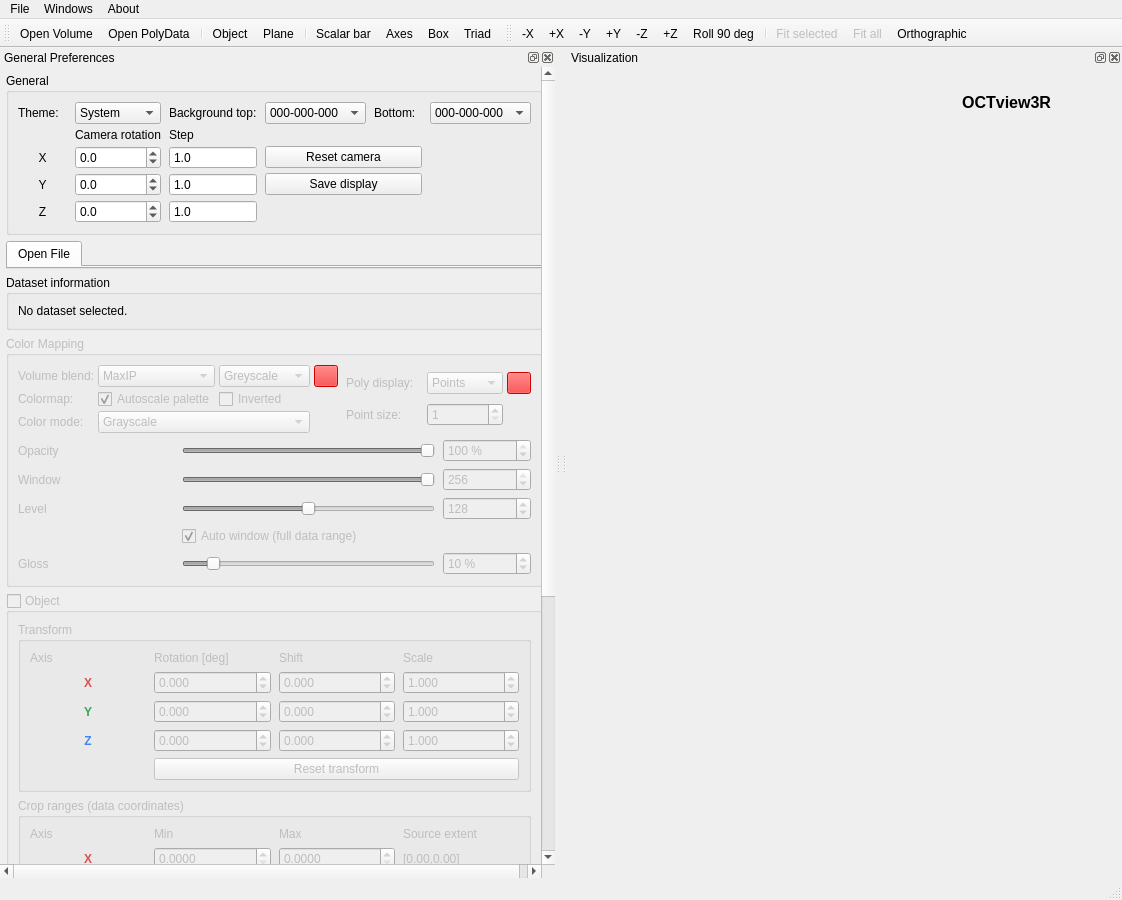
This is OCTview3R/OCTview3R.ui in janlazer/UKE-OCTview3R as Qt 5 draws it before an edit. The edited form follows.
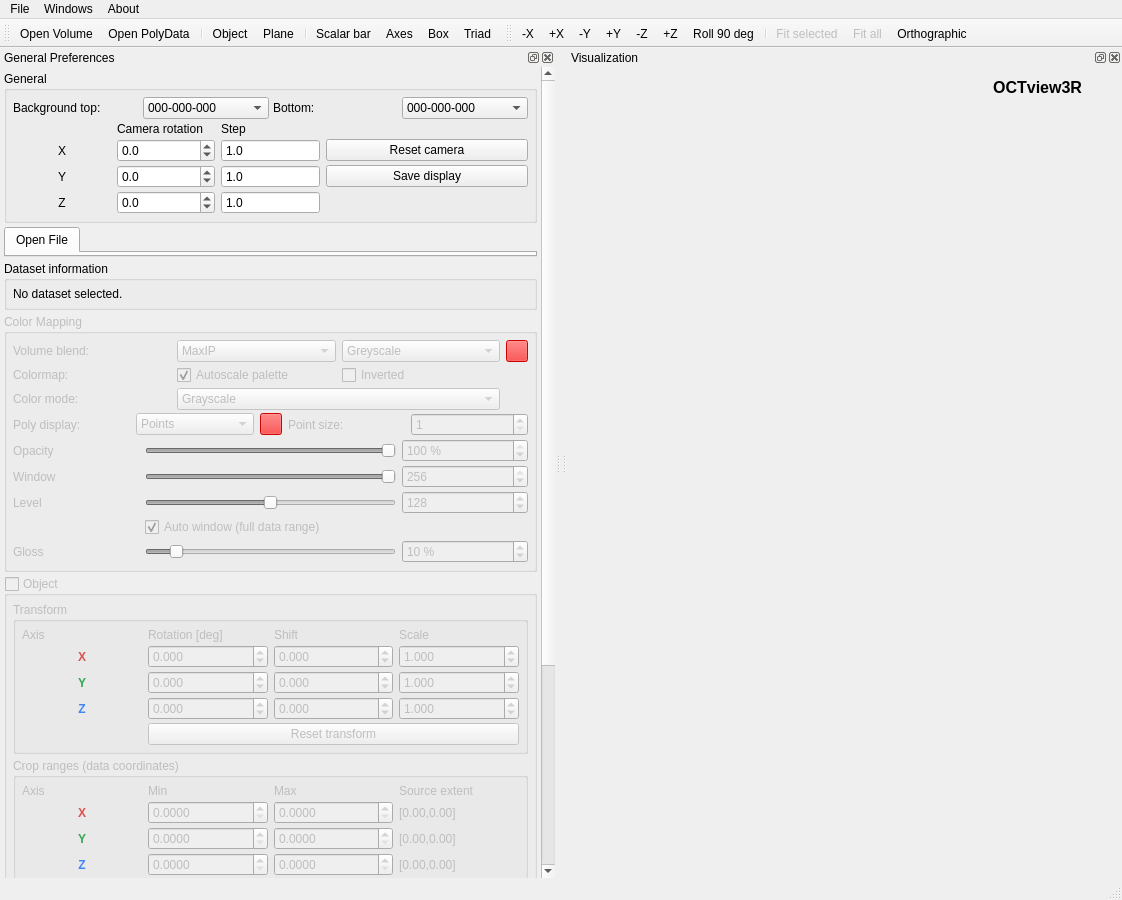
This is the edited form. Icons and pictures are not drawn. Custom widgets are drawn as their Qt base class.

The edit to the form file:
```diff
--- a/OCTview3R/OCTview3R.ui
+++ b/OCTview3R/OCTview3R.ui
@@ -10,12 +10,7 @@
     <height>900</height>
    </rect>
   </property>
-  <property name="minimumSize">
-   <size>
-    <width>1000</width>
-    <height>750</height>
-   </size>
-  </property>
+  <property name="minimumSize"><size><width>960</width><height>640</height></size></property>
   <property name="windowTitle">
    <string>OCTview3R</string>
   </property>
@@ -36,12 +31,7 @@
    <property name="windowTitle">
     <string>Main</string>
    </property>
-   <property name="iconSize">
-    <size>
-     <width>22</width>
-     <height>22</height>
-    </size>
-   </property>
+   <property name="iconSize"><size><width>20</width><height>20</height></size></property>
    <attribute name="toolBarArea">
     <enum>TopToolBarArea</enum>
    </attribute>
@@ -83,14 +73,10 @@
    <addaction name="actionFitSelected"/>
    <addaction name="actionFitAll"/>
    <addaction name="actionParallelProjection"/>
+   <property name="iconSize"><size><width>20</width><height>20</height></size></property>
   </widget>
   <widget class="QDockWidget" name="dockWidget_preferences">
-   <property name="minimumSize">
-    <size>
-     <width>540</width>
-     <height>400</height>
-    </size>
-   </property>
+   <property name="minimumSize"><size><width>460</width><height>300</height></size></property>
    <property name="maximumSize">
     <size>
      <width>700</width>
@@ -126,76 +112,39 @@
       </rect>
      </property>
      <layout class="QVBoxLayout" name="verticalLayout">
-      <property name="spacing">
-       <number>6</number>
-      </property>
-      <property name="leftMargin">
-       <number>6</number>
-      </property>
-      <property name="topMargin">
-       <number>6</number>
-      </property>
-      <property name="rightMargin">
-       <number>6</number>
-      </property>
-      <property name="bottomMargin">
-       <number>6</number>
-      </property>
+      <property name="spacing"><number>4</number></property>
+      <property name="leftMargin"><number>4</number></property>
+      <property name="topMargin"><number>4</number></property>
+      <property name="rightMargin"><number>4</number></property>
+      <property name="bottomMargin"><number>4</number></property>
       <item>
        <widget class="QGroupBox" name="groupBox_general">
-        <property name="minimumSize">
-         <size>
-          <width>0</width>
-          <height>150</height>
-         </size>
-        </property>
+        <property name="minimumSize"><size><width>0</width><height>0</height></size></property>
         <property name="title">
          <string>General</string>
         </property>
         <layout class="QGridLayout" name="generalGridLayout">
-         <property name="horizontalSpacing">
-          <number>8</number>
-         </property>
-         <property name="verticalSpacing">
-          <number>4</number>
-         </property>
-         <item row="0" column="0">
-          <widget class="QLabel" name="themeLabel">
-           <property name="text">
-            <string>Theme:</string>
-           </property>
-          </widget>
-         </item>
-         <item row="0" column="1">
-          <widget class="QComboBox" name="themeComboBox">
-           <property name="toolTip">
-            <string>Choose the application color theme. The 3D background remains independent.</string>
-           </property>
+         <property name="horizontalSpacing"><number>6</number></property>
+         <property name="verticalSpacing"><number>3</number></property>
+         <property name="leftMargin"><number>6</number></property>
+         <property name="topMargin"><number>6</number></property>
+         <property name="rightMargin"><number>6</number></property>
+         <property name="bottomMargin"><number>6</number></property>
+         <item row="0" column="0" colspan="5">
+          <layout class="QHBoxLayout" name="backgroundLayout">
+           <property name="leftMargin"><number>0</number></property>
+           <property name="topMargin"><number>0</number></property>
+           <property name="rightMargin"><number>0</number></property>
+           <property name="bottomMargin"><number>0</number></property>
+           <property name="spacing"><number>4</number></property>
            <item>
-            <property name="text">
-             <string>System</string>
-            </property>
-           </item>
-           <item>
-            <property name="text">
-             <string>Light</string>
-            </property>
-           </item>
-           <item>
-            <property name="text">
-             <string>Dark</string>
-            </property>
-           </item>
-          </widget>
-         </item>
-         <item row="0" column="2">
           <widget class="QLabel" name="backgroundTopLabel">
            <property name="text">
             <string>Background top:</string>
            </property>
           </widget>
          </item>
-         <item row="0" column="3">
+           <item>
           <widget class="QComboBox" name="comboBox_background2">
            <item>
             <property name="text">
@@ -262,14 +211,14 @@
            </item>
           </widget>
          </item>
-         <item row="0" column="4">
+           <item>
           <widget class="QLabel" name="backgroundBottomLabel">
            <property name="text">
             <string>Bottom:</string>
            </property>
           </widget>
          </item>
-         <item row="0" column="5">
+           <item>
           <widget class="QComboBox" name="comboBox_background1">
            <item>
             <property name="text">
@@ -336,6 +285,8 @@
            </item>
           </widget>
          </item>
+          </layout>
+         </item>
          <item row="1" column="1">
           <widget class="QLabel" name="cameraRotationHeaderLabel">
            <property name="text">
@@ -495,18 +446,8 @@
       </item>
       <item>
        <widget class="QTabWidget" name="tabWidget">
-        <property name="minimumSize">
-         <size>
-          <width>0</width>
-          <height>28</height>
-         </size>
-        </property>
-        <property name="maximumSize">
-         <size>
-          <width>16777215</width>
-          <height>28</height>
-         </size>
-        </property>
+        <property name="minimumSize"><size><width>0</width><height>26</height></size></property>
+        <property name="maximumSize"><size><width>16777215</width><height>16777215</height></size></property>
         <property name="tabsClosable">
          <bool>false</bool>
         </property>
@@ -516,6 +457,7 @@
         <property name="usesScrollButtons">
          <bool>true</bool>
         </property>
+   <property name="sizePolicy"><sizepolicy hsizetype="Expanding" vsizetype="Fixed"><horstretch>0</horstretch><verstretch>0</verstretch></sizepolicy></property>
         <widget class="QWidget" name="tab0">
          <attribute name="title">
           <string>Open File</string>
@@ -529,6 +471,11 @@
          <string>Dataset information</string>
         </property>
         <layout class="QVBoxLayout" name="metadataLayout">
+         <property name="leftMargin"><number>6</number></property>
+         <property name="topMargin"><number>6</number></property>
+         <property name="rightMargin"><number>6</number></property>
+         <property name="bottomMargin"><number>6</number></property>
+         <property name="spacing"><number>4</number></property>
          <item>
           <widget class="QLabel" name="metadataLabel">
            <property name="text">
@@ -550,40 +497,26 @@
         <property name="enabled">
          <bool>false</bool>
         </property>
-        <property name="minimumSize">
-         <size>
-          <width>0</width>
-          <height>230</height>
-         </size>
-        </property>
+        <property name="minimumSize"><size><width>0</width><height>0</height></size></property>
         <property name="title">
          <string>Color Mapping</string>
         </property>
         <layout class="QGridLayout" name="colorMappingLayout">
-         <property name="horizontalSpacing">
-          <number>8</number>
-         </property>
-         <item row="0" column="0" colspan="2">
+         <property name="horizontalSpacing"><number>6</number></property>
+         <property name="leftMargin"><number>6</number></property>
+         <property name="topMargin"><number>6</number></property>
+         <property name="rightMargin"><number>6</number></property>
+         <property name="bottomMargin"><number>6</number></property>
+         <property name="verticalSpacing"><number>3</number></property>
+         <item row="0" column="0" colspan="4">
           <widget class="QWidget" name="widget_volume" native="true">
            <layout class="QGridLayout" name="volumeOptionsLayout">
-            <property name="leftMargin">
-             <number>0</number>
-            </property>
-            <property name="topMargin">
-             <number>0</number>
-            </property>
-            <property name="rightMargin">
-             <number>0</number>
-            </property>
-            <property name="bottomMargin">
-             <number>0</number>
-            </property>
-            <property name="horizontalSpacing">
-             <number>4</number>
-            </property>
-            <property name="verticalSpacing">
-             <number>2</number>
-            </property>
+            <property name="leftMargin"><number>0</number></property>
+            <property name="topMargin"><number>0</number></property>
+            <property name="rightMargin"><number>0</number></property>
+            <property name="bottomMargin"><number>0</number></property>
+            <property name="horizontalSpacing"><number>6</number></property>
+            <property name="verticalSpacing"><number>3</number></property>
             <item row="0" column="0">
              <widget class="QLabel" name="volumeBlendLabel">
               <property name="text">
@@ -671,21 +604,9 @@
             </item>
             <item row="0" column="3">
              <widget class="QPushButton" name="pushButton_pickVolumeColor">
-              <property name="minimumSize">
-               <size>
-                <width>24</width>
-                <height>22</height>
-               </size>
-              </property>
-              <property name="maximumSize">
-               <size>
-                <width>24</width>
-                <height>22</height>
-               </size>
-              </property>
-              <property name="styleSheet">
-               <string notr="true">background-color: #ff0000;</string>
-              </property>
+              <property name="minimumSize"><size><width>22</width><height>22</height></size></property>
+              <property name="maximumSize"><size><width>22</width><height>22</height></size></property>
+              <property name="styleSheet"><string notr="true">background-color: #ff0000; padding: 0; min-height: 18px;</string></property>
               <property name="text">
                <string/>
               </property>
@@ -742,27 +663,15 @@
            </layout>
           </widget>
          </item>
-         <item row="0" column="2" colspan="2">
+         <item row="1" column="0" colspan="4">
           <widget class="QWidget" name="widget_poly" native="true">
            <layout class="QGridLayout" name="polyOptionsLayout">
-            <property name="leftMargin">
-             <number>0</number>
-            </property>
-            <property name="topMargin">
-             <number>0</number>
-            </property>
-            <property name="rightMargin">
-             <number>0</number>
-            </property>
-            <property name="bottomMargin">
-             <number>0</number>
-            </property>
-            <property name="horizontalSpacing">
-             <number>4</number>
-            </property>
-            <property name="verticalSpacing">
-             <number>2</number>
-            </property>
+            <property name="leftMargin"><number>0</number></property>
+            <property name="topMargin"><number>0</number></property>
+            <property name="rightMargin"><number>0</number></property>
+            <property name="bottomMargin"><number>0</number></property>
+            <property name="horizontalSpacing"><number>6</number></property>
+            <property name="verticalSpacing"><number>3</number></property>
             <item row="0" column="0">
              <widget class="QLabel" name="polyModeLabel">
               <property name="text">
@@ -791,34 +700,22 @@
             </item>
             <item row="0" column="2">
              <widget class="QPushButton" name="pushButton_pickPolyColor">
-              <property name="minimumSize">
-               <size>
-                <width>24</width>
-                <height>22</height>
-               </size>
-              </property>
-              <property name="maximumSize">
-               <size>
-                <width>24</width>
-                <height>22</height>
-               </size>
-              </property>
-              <property name="styleSheet">
-               <string notr="true">background-color: #ff0000;</string>
-              </property>
+              <property name="minimumSize"><size><width>22</width><height>22</height></size></property>
+              <property name="maximumSize"><size><width>22</width><height>22</height></size></property>
+              <property name="styleSheet"><string notr="true">background-color: #ff0000; padding: 0; min-height: 18px;</string></property>
               <property name="text">
                <string/>
               </property>
              </widget>
             </item>
-            <item row="1" column="0">
+            <item row="0" column="3">
              <widget class="QLabel" name="pointSizeLabel">
               <property name="text">
                <string>Point size:</string>
               </property>
              </widget>
             </item>
-            <item row="1" column="1">
+            <item row="0" column="4">
              <widget class="QSpinBox" name="spinBox_pointSize">
               <property name="minimum">
                <number>1</number>
@@ -828,14 +725,14 @@
            </layout>
           </widget>
          </item>
-         <item row="1" column="0">
+         <item row="2" column="0">
           <widget class="QLabel" name="label_const_opacity_2">
            <property name="text">
             <string>Opacity</string>
            </property>
           </widget>
          </item>
-         <item row="1" column="1" colspan="2">
+         <item row="2" column="1" colspan="2">
           <widget class="QSlider" name="Slider_objectOpacity">
            <property name="maximum">
             <number>100</number>
@@ -848,7 +745,7 @@
            </property>
           </widget>
          </item>
-         <item row="1" column="3">
+         <item row="2" column="3">
           <widget class="QSpinBox" name="opacitySpinBox">
            <property name="maximum">
             <number>100</number>
@@ -861,7 +758,7 @@
            </property>
           </widget>
          </item>
-         <item row="4" column="1" colspan="3">
+         <item row="5" column="1" colspan="3">
           <widget class="QCheckBox" name="checkBox_autoWindow">
            <property name="toolTip">
             <string>Set Window/Level to the full dataset intensity range (neutral brightness and contrast). Manual Window/Level edits turn off only this option. With Autoscale palette enabled, Window/Level acts after palette normalization; thresholds do not change these values.</string>
@@ -874,14 +771,14 @@
            </property>
           </widget>
          </item>
-         <item row="2" column="0">
+         <item row="3" column="0">
           <widget class="QLabel" name="label_windowWidth">
            <property name="text">
             <string>Window</string>
            </property>
           </widget>
          </item>
-         <item row="2" column="1" colspan="2">
+         <item row="3" column="1" colspan="2">
           <widget class="QSlider" name="Slider_windowWidth">
            <property name="minimum">
             <number>1</number>
@@ -897,7 +794,7 @@
            </property>
           </widget>
          </item>
-         <item row="2" column="3">
+         <item row="3" column="3">
           <widget class="QSpinBox" name="windowWidthSpinBox">
            <property name="minimum">
             <number>1</number>
@@ -910,14 +807,14 @@
            </property>
           </widget>
          </item>
-         <item row="3" column="0">
+         <item row="4" column="0">
           <widget class="QLabel" name="label_windowLevel">
            <property name="text">
             <string>Level</string>
            </property>
           </widget>
          </item>
-         <item row="3" column="1" colspan="2">
+         <item row="4" column="1" colspan="2">
           <widget class="QSlider" name="Slider_windowLevel">
            <property name="maximum">
             <number>255</number>
@@ -930,7 +827,7 @@
            </property>
           </widget>
          </item>
-         <item row="3" column="3">
+         <item row="4" column="3">
           <widget class="QSpinBox" name="windowLevelSpinBox">
            <property name="maximum">
             <number>255</number>
@@ -940,7 +837,7 @@
            </property>
           </widget>
          </item>
-         <item row="5" column="0">
+         <item row="6" column="0">
           <widget class="QLabel" name="label_polyGloss">
            <property name="enabled">
             <bool>false</bool>
@@ -950,7 +847,7 @@
            </property>
           </widget>
          </item>
-         <item row="5" column="1" colspan="2">
+         <item row="6" column="1" colspan="2">
           <widget class="QSlider" name="Slider_polyGloss">
            <property name="enabled">
             <bool>false</bool>
@@ -966,7 +863,7 @@
            </property>
           </widget>
          </item>
-         <item row="5" column="3">
+         <item row="6" column="3">
           <widget class="QSpinBox" name="glossSpinBox">
            <property name="enabled">
             <bool>false</bool>
@@ -990,12 +887,7 @@
         <property name="enabled">
          <bool>false</bool>
         </property>
-        <property name="minimumSize">
-         <size>
-          <width>0</width>
-          <height>300</height>
-         </size>
-        </property>
+        <property name="minimumSize"><size><width>0</width><height>0</height></size></property>
         <property name="title">
          <string>Object</string>
         </property>
@@ -1006,15 +898,23 @@
          <bool>false</bool>
         </property>
         <layout class="QVBoxLayout" name="objectLayout">
+         <property name="leftMargin"><number>6</number></property>
+         <property name="topMargin"><number>6</number></property>
+         <property name="rightMargin"><number>6</number></property>
+         <property name="bottomMargin"><number>6</number></property>
+         <property name="spacing"><number>4</number></property>
          <item>
           <widget class="QGroupBox" name="transformGroupBox">
            <property name="title">
             <string>Transform</string>
            </property>
            <layout class="QGridLayout" name="transformLayout">
-            <property name="horizontalSpacing">
-             <number>8</number>
-            </property>
+            <property name="horizontalSpacing"><number>6</number></property>
+            <property name="leftMargin"><number>6</number></property>
+            <property name="topMargin"><number>6</number></property>
+            <property name="rightMargin"><number>6</number></property>
+            <property name="bottomMargin"><number>6</number></property>
+            <property name="verticalSpacing"><number>3</number></property>
             <item row="0" column="0">
              <widget class="QLabel" name="transformAxisHeaderLabel">
               <property name="text">
@@ -1251,9 +1151,12 @@
             <string>Crop ranges (data coordinates)</string>
            </property>
            <layout class="QGridLayout" name="rangeLayout">
-            <property name="horizontalSpacing">
-             <number>8</number>
-            </property>
+            <property name="horizontalSpacing"><number>6</number></property>
+            <property name="leftMargin"><number>6</number></property>
+            <property name="topMargin"><number>6</number></property>
+            <property name="rightMargin"><number>6</number></property>
+            <property name="bottomMargin"><number>6</number></property>
+            <property name="verticalSpacing"><number>3</number></property>
             <item row="0" column="0">
              <widget class="QLabel" name="rangeAxisHeaderLabel">
               <property name="text">
@@ -1439,12 +1342,7 @@
         <property name="enabled">
          <bool>false</bool>
         </property>
-        <property name="minimumSize">
-         <size>
-          <width>0</width>
-          <height>100</height>
-         </size>
-        </property>
+        <property name="minimumSize"><size><width>0</width><height>0</height></size></property>
         <property name="title">
          <string>Plane</string>
         </property>
@@ -1455,6 +1353,12 @@
          <bool>false</bool>
         </property>
         <layout class="QGridLayout" name="planeLayout">
+         <property name="leftMargin"><number>6</number></property>
+         <property name="topMargin"><number>6</number></property>
+         <property name="rightMargin"><number>6</number></property>
+         <property name="bottomMargin"><number>6</number></property>
+         <property name="horizontalSpacing"><number>6</number></property>
+         <property name="verticalSpacing"><number>3</number></property>
          <item row="0" column="0">
           <widget class="QCheckBox" name="planeMedianCheckBox">
            <property name="text">
@@ -1517,14 +1421,14 @@
            </property>
           </widget>
          </item>
-         <item row="0" column="5">
+         <item row="1" column="2">
           <widget class="QLabel" name="planeOrientationLabel">
            <property name="text">
             <string>Orientation:</string>
            </property>
           </widget>
          </item>
-         <item row="0" column="6" colspan="2">
+         <item row="1" column="3" colspan="2">
           <widget class="QComboBox" name="planeOrientationComboBox">
            <item>
             <property name="text">
@@ -1560,14 +1464,14 @@
            </property>
           </widget>
          </item>
-         <item row="1" column="2">
+         <item row="2" column="0">
           <widget class="QPushButton" name="planePushButton">
            <property name="text">
             <string>Data</string>
            </property>
           </widget>
          </item>
-         <item row="1" column="3" colspan="3">
+         <item row="2" column="1" colspan="2">
           <widget class="QLineEdit" name="planeLineEdit">
            <property name="enabled">
             <bool>false</bool>
@@ -1577,7 +1481,7 @@
            </property>
           </widget>
          </item>
-         <item row="1" column="6">
+         <item row="2" column="3">
           <widget class="QPushButton" name="upPushButton">
            <property name="enabled">
             <bool>false</bool>
@@ -1591,7 +1495,7 @@
            </property>
           </widget>
          </item>
-         <item row="1" column="7">
+         <item row="2" column="4">
           <widget class="QPushButton" name="downPushButton">
            <property name="enabled">
             <bool>false</bool>
@@ -1613,19 +1517,17 @@
         <property name="enabled">
          <bool>false</bool>
         </property>
-        <property name="minimumSize">
-         <size>
-          <width>0</width>
-          <height>90</height>
-         </size>
-        </property>
+        <property name="minimumSize"><size><width>0</width><height>0</height></size></property>
         <property name="title">
          <string>Threshold</string>
         </property>
         <layout class="QGridLayout" name="thresholdLayout">
-         <property name="horizontalSpacing">
-          <number>8</number>
-         </property>
+         <property name="horizontalSpacing"><number>6</number></property>
+         <property name="leftMargin"><number>6</number></property>
+         <property name="topMargin"><number>6</number></property>
+         <property name="rightMargin"><number>6</number></property>
+         <property name="bottomMargin"><number>6</number></property>
+         <property name="verticalSpacing"><number>3</number></property>
          <item row="0" column="0">
           <widget class="QLabel" name="label_const_minThreshold">
            <property name="text">
@@ -1690,7 +1592,7 @@
         <property name="sizeHint" stdset="0">
          <size>
           <width>20</width>
-          <height>40</height>
+          <height>8</height>
          </size>
         </property>
        </spacer>
@@ -1711,14 +1613,19 @@
    </attribute>
    <widget class="QWidget" name="dockWidgetContents">
     <layout class="QVBoxLayout" name="visualizationLayout">
-     <property name="spacing"><number>6</number></property>
+     <property name="spacing"><number>4</number></property>
+     <property name="leftMargin"><number>2</number></property>
+     <property name="topMargin"><number>2</number></property>
+     <property name="rightMargin"><number>2</number></property>
+     <property name="bottomMargin"><number>2</number></property>
      <item>
       <widget class="QWidget" name="viewerBrandHeader" native="true">
        <layout class="QHBoxLayout" name="viewerBrandLayout">
-        <property name="leftMargin"><number>10</number></property>
+        <property name="leftMargin"><number>2</number></property>
         <property name="topMargin"><number>2</number></property>
-        <property name="rightMargin"><number>8</number></property>
+        <property name="rightMargin"><number>2</number></property>
         <property name="bottomMargin"><number>2</number></property>
+        <property name="spacing"><number>4</number></property>
         <item>
          <spacer name="viewerBrandSpacer">
           <property name="orientation"><enum>Qt::Horizontal</enum></property>
@@ -1734,8 +1641,8 @@
         </item>
         <item>
          <widget class="QLabel" name="viewerBrandLogo">
-          <property name="minimumSize"><size><width>48</width><height>48</height></size></property>
-          <property name="maximumSize"><size><width>48</width><height>48</height></size></property>
+          <property name="minimumSize"><size><width>32</width><height>32</height></size></property>
+          <property name="maximumSize"><size><width>32</width><height>32</height></size></property>
           <property name="accessibleName"><string>OCTview3R logo</string></property>
           <property name="toolTip"><string>OCT volumes and segmented surfaces in a shared 3D space</string></property>
           <property name="pixmap"><pixmap resource="OCTview3R.qrc">:/OCTview3R/Resources/branding/octview3r-ui.png</pixmap></property>
@@ -1900,7 +1807,7 @@
   <action name="actionX">
    <property name="icon">
     <iconset resource="OCTview3R.qrc">
-     <normaloff>:/OCTview3R/Resources/icons/x.png</normaloff>:/OCTview3R/Resources/icons/x.png</iconset>
+     <normaloff>:/OCTview3R/Resources/darkstyle/view-x.svg</normaloff>:/OCTview3R/Resources/darkstyle/view-x.svg</iconset>
    </property>
    <property name="text">
     <string>-X</string>
@@ -1915,7 +1822,7 @@
   <action name="actionXu">
    <property name="icon">
     <iconset resource="OCTview3R.qrc">
-     <normaloff>:/OCTview3R/Resources/icons/xu.png</normaloff>:/OCTview3R/Resources/icons/xu.png</iconset>
+     <normaloff>:/OCTview3R/Resources/darkstyle/view-xu.svg</normaloff>:/OCTview3R/Resources/darkstyle/view-xu.svg</iconset>
    </property>
    <property name="text">
     <string>+X</string>
@@ -1927,7 +1834,7 @@
   <action name="actionY">
    <property name="icon">
     <iconset resource="OCTview3R.qrc">
-     <normaloff>:/OCTview3R/Resources/icons/y.png</normaloff>:/OCTview3R/Resources/icons/y.png</iconset>
+     <normaloff>:/OCTview3R/Resources/darkstyle/view-y.svg</normaloff>:/OCTview3R/Resources/darkstyle/view-y.svg</iconset>
    </property>
    <property name="text">
     <string>-Y</string>
@@ -1942,7 +1849,7 @@
   <action name="actionYu">
    <property name="icon">
     <iconset resource="OCTview3R.qrc">
-     <normaloff>:/OCTview3R/Resources/icons/yu.png</normaloff>:/OCTview3R/Resources/icons/yu.png</iconset>
+     <normaloff>:/OCTview3R/Resources/darkstyle/view-yu.svg</normaloff>:/OCTview3R/Resources/darkstyle/view-yu.svg</iconset>
    </property>
    <property name="text">
     <string>+Y</string>
@@ -1954,7 +1861,7 @@
   <action name="actionZ">
    <property name="icon">
     <iconset resource="OCTview3R.qrc">
-     <normaloff>:/OCTview3R/Resources/icons/z.png</normaloff>:/OCTview3R/Resources/icons/z.png</iconset>
+     <normaloff>:/OCTview3R/Resources/darkstyle/view-z.svg</normaloff>:/OCTview3R/Resources/darkstyle/view-z.svg</iconset>
    </property>
    <property name="text">
     <string>-Z</string>
@@ -1969,7 +1876,7 @@
   <action name="actionZu">
    <property name="icon">
     <iconset resource="OCTview3R.qrc">
-     <normaloff>:/OCTview3R/Resources/icons/zu.png</normaloff>:/OCTview3R/Resources/icons/zu.png</iconset>
+     <normaloff>:/OCTview3R/Resources/darkstyle/view-zu.svg</normaloff>:/OCTview3R/Resources/darkstyle/view-zu.svg</iconset>
    </property>
    <property name="text">
     <string>+Z</string>
@@ -1981,7 +1888,7 @@
   <action name="actionRot">
    <property name="icon">
     <iconset resource="OCTview3R.qrc">
-     <normaloff>:/OCTview3R/Resources/icons/transform_rotate_90.png</normaloff>:/OCTview3R/Resources/icons/transform_rotate_90.png</iconset>
+     <normaloff>:/OCTview3R/Resources/darkstyle/rotate.svg</normaloff>:/OCTview3R/Resources/darkstyle/rotate.svg</iconset>
    </property>
    <property name="text">
     <string>Roll 90 deg</string>
```
Lines whose indentation alone changed are shown as unchanged.
